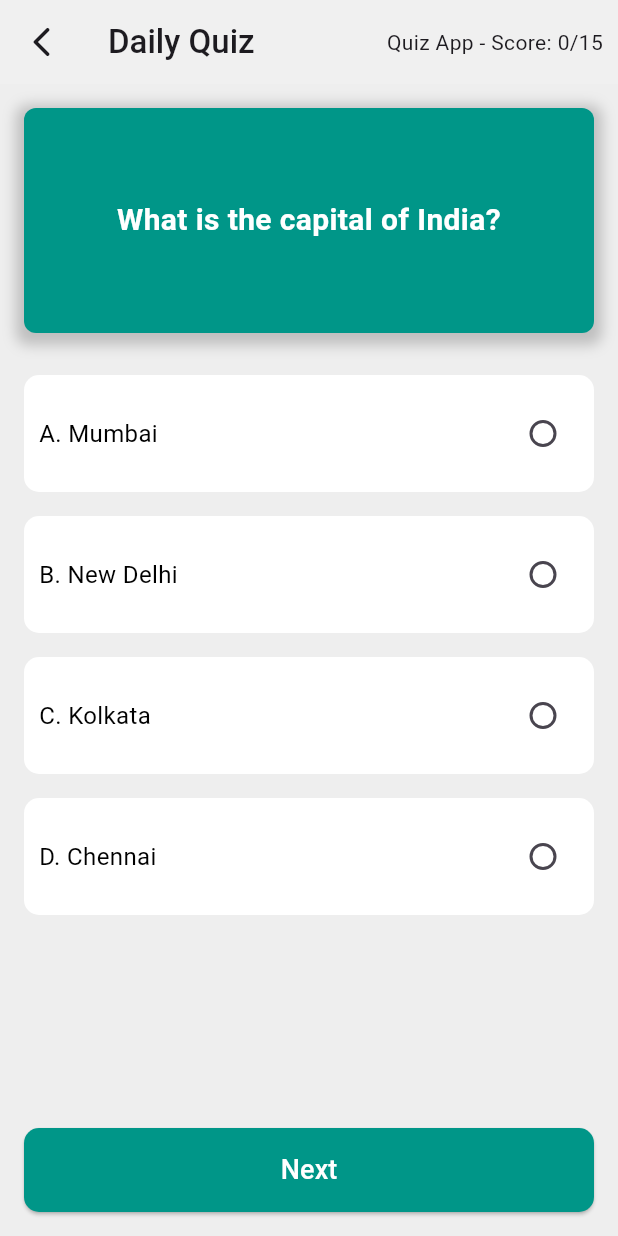
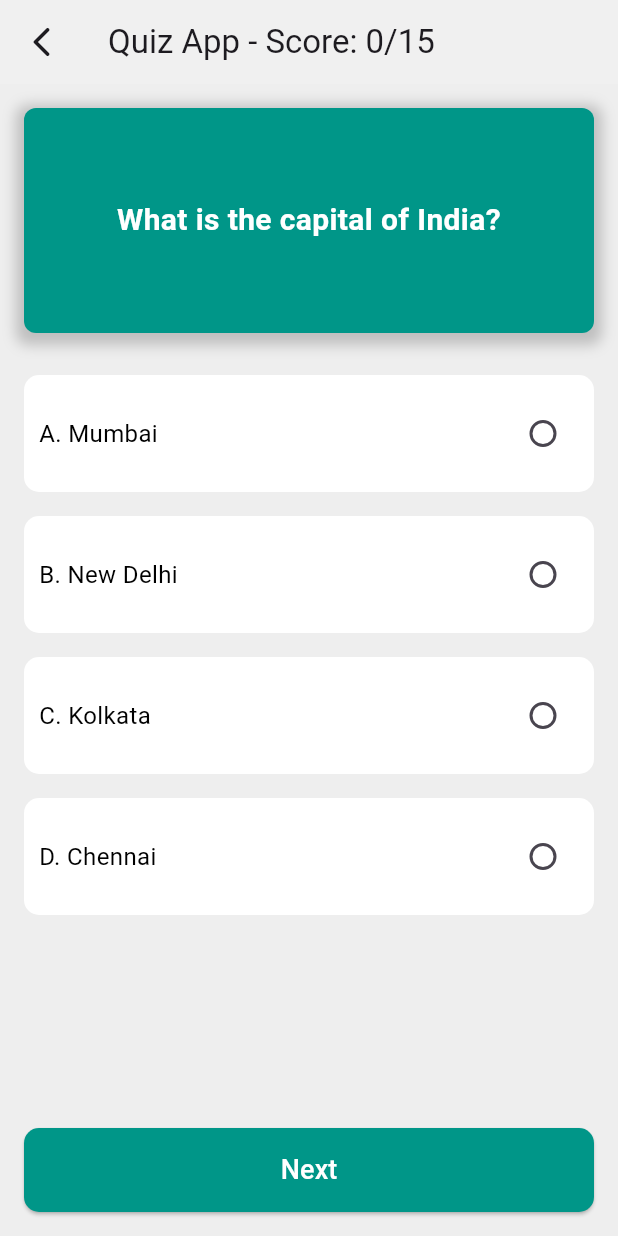
Before and after one commit to MauryaAayush/multiple_app, a Flutter app: the screen it shows after launch, on a phone screen of 412 x 824 dp. Run offline on Flutter 3.47's test engine with Material 3 defaults, Android fonts, the phone set to English and light mode, and no system bars; our stand-ins replace get, google_fonts, shared_preferences.

Commit message:
Radhey Radhey

```diff
--- a/lib/Quiz_APP/controller/quiz_controller.dart
+++ b/lib/Quiz_APP/controller/quiz_controller.dart
@@ -12,7 +12,8 @@ class QuizController extends GetxController{
   List<Questions> question = getQuestions();
 
   void nextQuestion(int selectedIndex) {
-    if (question[questionIndex.value].options[selectedIndex] == question[questionIndex.value].correctOptionIndex) {
+    if (selectedIndex == question[questionIndex.value].correctOptionIndex) {
+      print("if function called");
       score.value++;
     }
     selectedOption.value = -1;
--- a/lib/Quiz_APP/views/quiz_screen.dart
+++ b/lib/Quiz_APP/views/quiz_screen.dart
@@ -14,18 +14,23 @@ class QuizScreen extends StatelessWidget {
       backgroundColor: Colors.grey[200],
       appBar: AppBar(
         leading: Icon(Icons.arrow_back_ios_rounded),
-        title: Text(
-          'Daily Quiz',
-          style: GoogleFonts.roboto(fontSize: 22, fontWeight: FontWeight.w500),
-        ),
-        actions: [
-          Obx(() {
-            return Text(
-              "Quiz App - Score: ${quizController.score.value}/${quizController.question.length}",
-            );
-          }),
-          SizedBox(width: 10,)
-        ],
+        title:  Obx(() {
+          return Text(
+            "Quiz App - Score: ${quizController.score.value}/${quizController.question.length}",
+          );
+        }),
+        // title: Text(
+        //   'Daily Quiz',
+        //   style: GoogleFonts.roboto(fontSize: 22, fontWeight: FontWeight.w500),
+        // ),
+        // actions: [
+        //   Obx(() {
+        //     return Text(
+        //       "Quiz App - Score: ${quizController.score.value}/${quizController.question.length}",
+        //     );
+        //   }),
+        //   SizedBox(width: 10,)
+        // ],
 
         backgroundColor: Colors.white12,
       ),
```
